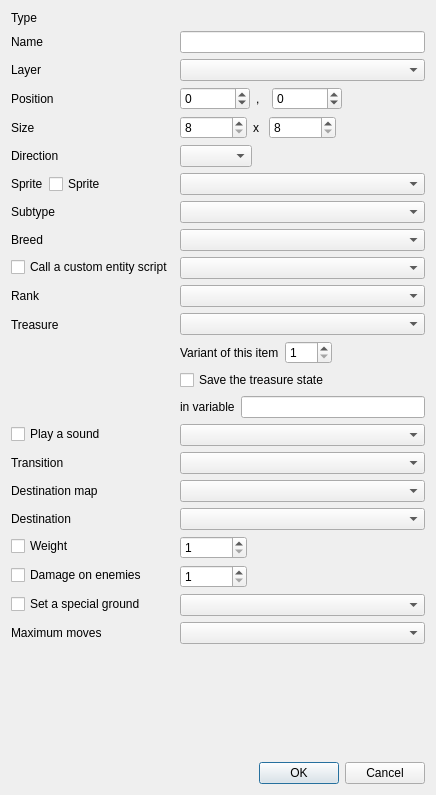
Old version of the form src/gui/edit_entity_dialog.ui in the repository solarus-games/solarus-quest-editor.
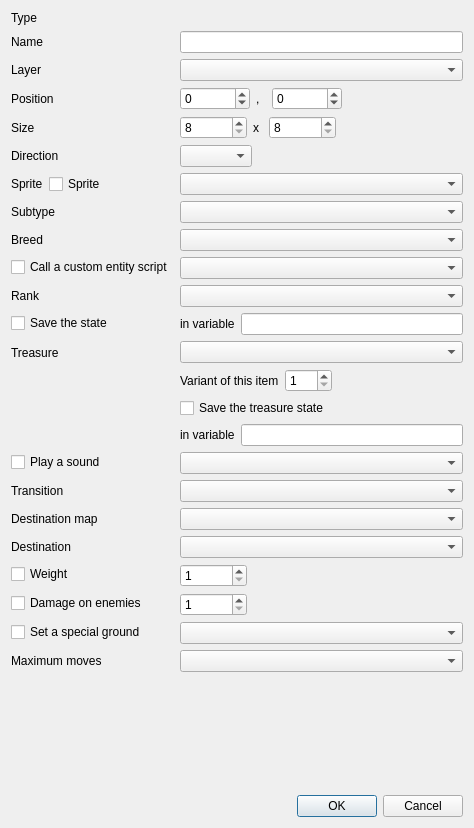
New version of the form. Custom widgets are drawn as their Qt base class.

Commit message: Implement savegame variable field.

```diff
--- a/src/gui/edit_entity_dialog.ui
+++ b/src/gui/edit_entity_dialog.ui
@@ -6,8 +6,8 @@
    <rect>
     <x>0</x>
     <y>0</y>
-    <width>436</width>
-    <height>795</height>
+    <width>474</width>
+    <height>828</height>
    </rect>
   </property>
   <property name="sizePolicy">
@@ -335,14 +335,44 @@
      <item row="7" column="1">
       <widget class="QComboBox" name="subtype_field"/>
      </item>
-     <item row="11" column="0">
+     <item row="8" column="0">
+      <widget class="QLabel" name="breed_label">
+       <property name="text">
+        <string>Breed</string>
+       </property>
+      </widget>
+     </item>
+     <item row="8" column="1">
+      <widget class="ResourceSelector" name="breed_field"/>
+     </item>
+     <item row="9" column="0">
+      <widget class="QCheckBox" name="model_checkbox">
+       <property name="text">
+        <string>Call a custom entity script</string>
+       </property>
+      </widget>
+     </item>
+     <item row="9" column="1">
+      <widget class="ResourceSelector" name="model_field"/>
+     </item>
+     <item row="10" column="0">
+      <widget class="QLabel" name="rank_label">
+       <property name="text">
+        <string>Rank</string>
+       </property>
+      </widget>
+     </item>
+     <item row="10" column="1">
+      <widget class="QComboBox" name="rank_field"/>
+     </item>
+     <item row="12" column="0">
       <widget class="QLabel" name="treasure_label">
        <property name="text">
         <string>Treasure</string>
        </property>
       </widget>
      </item>
-     <item row="11" column="1">
+     <item row="12" column="1">
       <widget class="QWidget" name="treasure_layout" native="true">
        <layout class="QVBoxLayout" name="layout_3">
         <property name="leftMargin">
@@ -418,61 +448,54 @@
        </layout>
       </widget>
      </item>
-     <item row="12" column="0">
+     <item row="13" column="0">
       <widget class="QCheckBox" name="sound_checkbox">
        <property name="text">
         <string>Play a sound</string>
        </property>
       </widget>
      </item>
-     <item row="12" column="1">
+     <item row="13" column="1">
       <widget class="ResourceSelector" name="sound_field"/>
      </item>
-     <item row="13" column="0">
+     <item row="14" column="0">
       <widget class="QLabel" name="transition_label">
        <property name="text">
         <string>Transition</string>
        </property>
       </widget>
      </item>
-     <item row="13" column="1">
+     <item row="14" column="1">
       <widget class="EnumSelector&lt;TransitionStyle&gt;" name="transition_field"/>
      </item>
-     <item row="14" column="0">
+     <item row="15" column="0">
       <widget class="QLabel" name="destination_map_label">
        <property name="text">
         <string>Destination map</string>
        </property>
       </widget>
      </item>
-     <item row="14" column="1">
+     <item row="15" column="1">
       <widget class="ResourceSelector" name="destination_map_field"/>
      </item>
-     <item row="15" column="0">
+     <item row="16" column="0">
       <widget class="QLabel" name="destination_label">
        <property name="text">
         <string>Destination</string>
        </property>
       </widget>
      </item>
-     <item row="15" column="1">
+     <item row="16" column="1">
       <widget class="EntitySelector" name="destination_field"/>
      </item>
-     <item row="16" column="0">
+     <item row="17" column="0">
       <widget class="QCheckBox" name="weight_checkbox">
        <property name="text">
         <string>Weight</string>
        </property>
       </widget>
      </item>
-     <item row="17" column="0">
-      <widget class="QCheckBox" name="damage_on_enemies_checkbox">
-       <property name="text">
-        <string>Damage on enemies</string>
-       </property>
-      </widget>
-     </item>
-     <item row="16" column="1">
+     <item row="17" column="1">
       <widget class="QWidget" name="weight_layout" native="true">
        <layout class="QHBoxLayout" name="horizontalLayout_3">
         <property name="leftMargin">
@@ -519,7 +542,14 @@
        </layout>
       </widget>
      </item>
-     <item row="17" column="1">
+     <item row="18" column="0">
+      <widget class="QCheckBox" name="damage_on_enemies_checkbox">
+       <property name="text">
+        <string>Damage on enemies</string>
+       </property>
+      </widget>
+     </item>
+     <item row="18" column="1">
       <widget class="QWidget" name="damage_on_enemies_layout" native="true">
        <layout class="QHBoxLayout" name="horizontalLayout_4">
         <property name="leftMargin">
@@ -566,56 +596,61 @@
        </layout>
       </widget>
      </item>
-     <item row="18" column="0">
+     <item row="19" column="0">
       <widget class="QCheckBox" name="ground_checkbox">
        <property name="text">
         <string>Set a special ground</string>
        </property>
       </widget>
      </item>
-     <item row="18" column="1">
+     <item row="19" column="1">
       <widget class="EnumSelector&lt;Ground&gt;" name="ground_field"/>
      </item>
-     <item row="8" column="0">
-      <widget class="QLabel" name="breed_label">
-       <property name="text">
-        <string>Breed</string>
-       </property>
-      </widget>
-     </item>
-     <item row="8" column="1">
-      <widget class="ResourceSelector" name="breed_field"/>
-     </item>
-     <item row="9" column="1">
-      <widget class="ResourceSelector" name="model_field"/>
-     </item>
-     <item row="10" column="0">
-      <widget class="QLabel" name="rank_label">
-       <property name="text">
-        <string>Rank</string>
-       </property>
-      </widget>
-     </item>
-     <item row="10" column="1">
-      <widget class="QComboBox" name="rank_field"/>
-     </item>
-     <item row="19" column="0">
+     <item row="20" column="0">
       <widget class="QLabel" name="maximum_moves_label">
        <property name="text">
         <string>Maximum moves</string>
        </property>
       </widget>
      </item>
-     <item row="19" column="1">
+     <item row="20" column="1">
       <widget class="QComboBox" name="maximum_moves_field"/>
      </item>
-     <item row="9" column="0">
-      <widget class="QCheckBox" name="model_checkbox">
+     <item row="11" column="0">
+      <widget class="QCheckBox" name="savegame_variable_checkbox">
        <property name="text">
-        <string>Call a custom entity script</string>
+        <string>Save the state</string>
        </property>
       </widget>
      </item>
+     <item row="11" column="1">
+      <widget class="QWidget" name="savegame_variable_layout" native="true">
+       <layout class="QHBoxLayout" name="horizontalLayout">
+        <property name="leftMargin">
+         <number>0</number>
+        </property>
+        <property name="topMargin">
+         <number>0</number>
+        </property>
+        <property name="rightMargin">
+         <number>0</number>
+        </property>
+        <property name="bottomMargin">
+         <number>0</number>
+        </property>
+        <item>
+         <widget class="QLabel" name="savegame_variable_label">
+          <property name="text">
+           <string>in variable</string>
+          </property>
+         </widget>
+        </item>
+        <item>
+         <widget class="QLineEdit" name="savegame_variable_field"/>
+        </item>
+       </layout>
+      </widget>
+     </item>
     </layout>
    </item>
    <item>
```
The commit also changes 3 other files.
